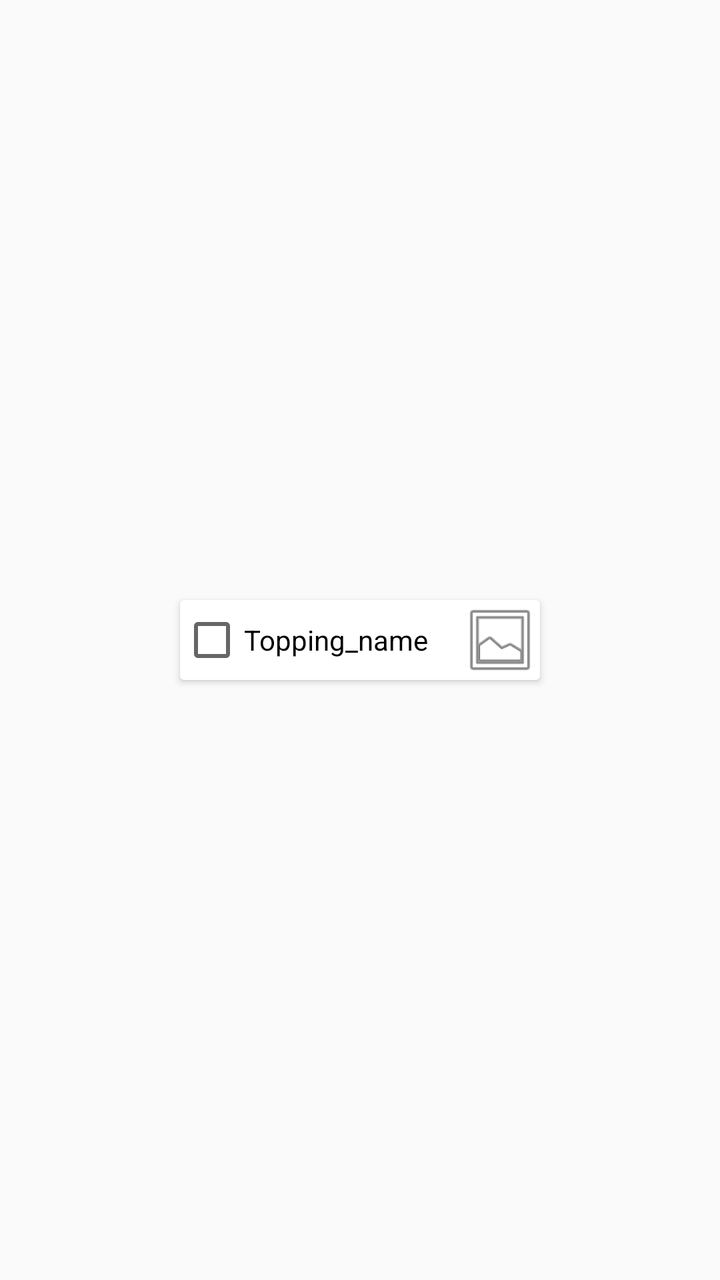
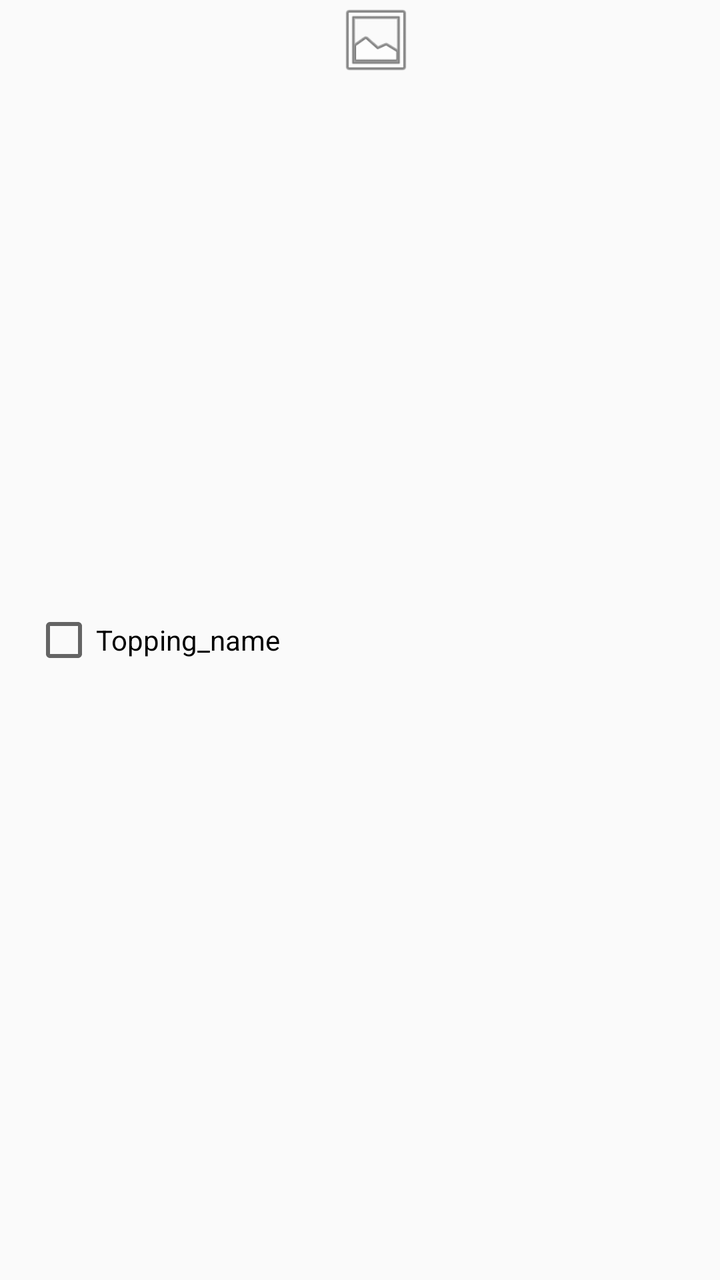

Before-and-after screenshots of an Android layout around one commit, followed by the original layout XML and the change that was made.
<!-- AndroidManifest.xml: application theme Theme.RUPizza -->
<!-- res/layout/topping_item.xml -->
<?xml version="1.0" encoding="utf-8"?>
<androidx.constraintlayout.widget.ConstraintLayout xmlns:android="http://schemas.android.com/apk/res/android"
    xmlns:app="http://schemas.android.com/apk/res-auto"
    xmlns:tools="http://schemas.android.com/tools"
    android:layout_width="match_parent"
    android:layout_height="match_parent">

    <androidx.cardview.widget.CardView
        android:layout_width="wrap_content"
        android:layout_height="wrap_content"
        app:layout_constraintBottom_toBottomOf="parent"
        app:layout_constraintEnd_toEndOf="parent"
        app:layout_constraintStart_toStartOf="parent"
        app:layout_constraintTop_toTopOf="parent" >

        <androidx.constraintlayout.widget.ConstraintLayout
            android:layout_width="match_parent"
            android:layout_height="match_parent">

            <CheckBox
                android:id="@+id/checkBox"
                android:layout_width="wrap_content"
                android:layout_height="wrap_content"
                android:text="@string/topping_name"
                app:layout_constraintBottom_toBottomOf="parent"
                app:layout_constraintStart_toStartOf="parent"
                app:layout_constraintTop_toTopOf="parent" />

            <ImageView
                android:id="@+id/imageView"
                android:layout_width="40dp"
                android:layout_height="40dp"
                android:layout_marginStart="16dp"
                app:layout_constraintBottom_toBottomOf="parent"
                app:layout_constraintEnd_toEndOf="parent"
                app:layout_constraintStart_toEndOf="@+id/checkBox"
                app:layout_constraintTop_toTopOf="parent"
                app:srcCompat="@android:drawable/ic_menu_gallery" />

        </androidx.constraintlayout.widget.ConstraintLayout>
    </androidx.cardview.widget.CardView>
</androidx.constraintlayout.widget.ConstraintLayout>
<!-- resources referenced by this layout -->
<resources>
  <string name="topping_name">Topping_name</string>
  <style name="Theme.RUPizza" parent="Theme.AppCompat.Light.NoActionBar">
          
          <item name="colorPrimary">@color/purple_500</item>
          <item name="colorPrimaryDark">@color/purple_700</item>
          <item name="colorAccent">@color/teal_200</item>
      </style>
  <color name="purple_500">#FF6200EE</color>
  <color name="purple_700">#FF3700B3</color>
  <color name="teal_200">#FF03DAC5</color>
</resources>

<!-- the commit's change to res/layout/topping_item.xml (unified diff, before → after) -->
@@ -3,7 +3,7 @@
     xmlns:app="http://schemas.android.com/apk/res-auto"
     xmlns:tools="http://schemas.android.com/tools"
     android:layout_width="match_parent"
-    android:layout_height="match_parent">
+    android:layout_height="wrap_content">
 
     <androidx.cardview.widget.CardView
         android:layout_width="wrap_content"
@@ -13,30 +13,34 @@
         app:layout_constraintStart_toStartOf="parent"
         app:layout_constraintTop_toTopOf="parent" >
 
-        <androidx.constraintlayout.widget.ConstraintLayout
-            android:layout_width="match_parent"
-            android:layout_height="match_parent">
+    </androidx.cardview.widget.CardView>
 
-            <CheckBox
-                android:id="@+id/checkBox"
-                android:layout_width="wrap_content"
-                android:layout_height="wrap_content"
-                android:text="@string/topping_name"
-                app:layout_constraintBottom_toBottomOf="parent"
-                app:layout_constraintStart_toStartOf="parent"
-                app:layout_constraintTop_toTopOf="parent" />
+    <androidx.constraintlayout.widget.ConstraintLayout
+        android:layout_width="match_parent"
+        android:layout_height="match_parent"
+        tools:layout_editor_absoluteX="17dp"
+        tools:layout_editor_absoluteY="-2dp">
 
-            <ImageView
-                android:id="@+id/imageView"
-                android:layout_width="40dp"
-                android:layout_height="40dp"
-                android:layout_marginStart="16dp"
-                app:layout_constraintBottom_toBottomOf="parent"
-                app:layout_constraintEnd_toEndOf="parent"
-                app:layout_constraintStart_toEndOf="@+id/checkBox"
-                app:layout_constraintTop_toTopOf="parent"
-                app:srcCompat="@android:drawable/ic_menu_gallery" />
+        <CheckBox
+            android:id="@+id/checkBox"
+            android:layout_width="wrap_content"
+            android:layout_height="wrap_content"
+            android:layout_marginStart="16dp"
+            android:text="@string/topping_name"
+            app:layout_constraintBottom_toBottomOf="parent"
+            app:layout_constraintStart_toStartOf="parent"
+            app:layout_constraintTop_toTopOf="parent" />
 
-        </androidx.constraintlayout.widget.ConstraintLayout>
-    </androidx.cardview.widget.CardView>
+        <ImageView
+            android:id="@+id/imageView"
+            android:layout_width="40dp"
+            android:layout_height="40dp"
+            app:layout_constraintBottom_toBottomOf="parent"
+            app:layout_constraintEnd_toEndOf="parent"
+            app:layout_constraintStart_toStartOf="@+id/checkBox"
+            app:layout_constraintTop_toTopOf="parent"
+            app:layout_constraintVertical_bias="0.0"
+            app:srcCompat="@android:drawable/ic_menu_gallery" />
+
+    </androidx.constraintlayout.widget.ConstraintLayout>
 </androidx.constraintlayout.widget.ConstraintLayout>
